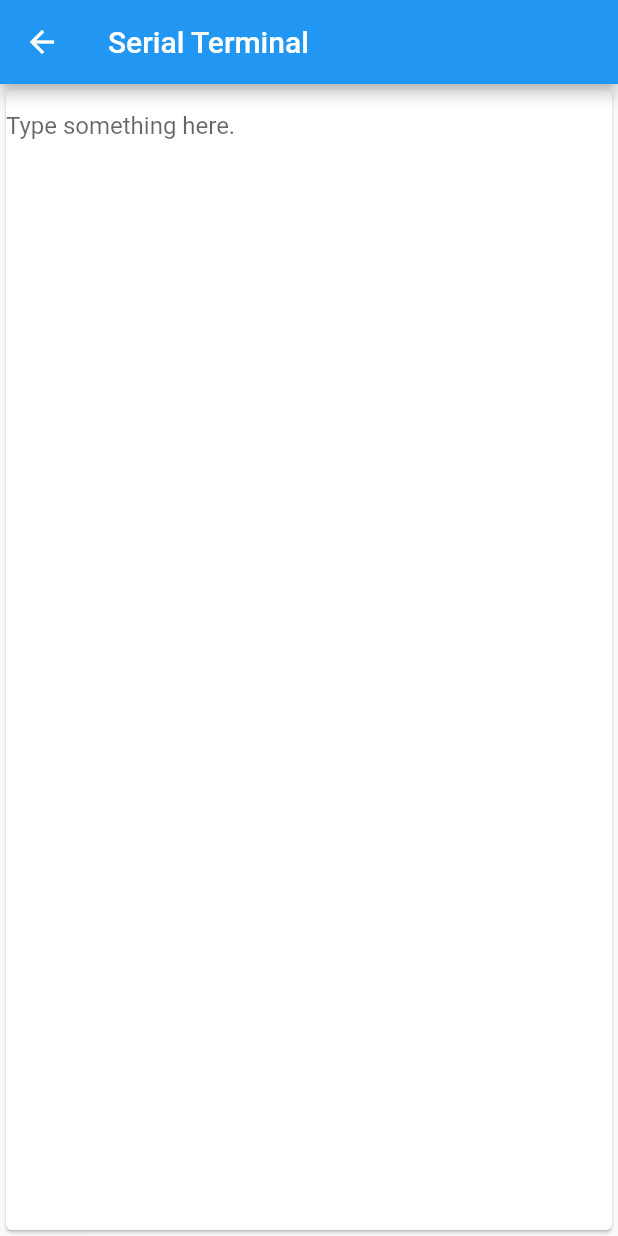
After one commit to smit-happens/lit_bit_app, a Flutter app: the SerialTerminalView screen opened directly, on a phone screen of 412 x 824 dp. The commit adds this screen. Run offline on Flutter 3.47's test engine with Material 2 defaults, Android fonts, the phone set to English and light mode, and no system bars.

Commit message:
#4 add page for serial terminal, add button to navigate to new page

```diff
--- a/lib/view/landing_view.dart
+++ b/lib/view/landing_view.dart
@@ -1,4 +1,5 @@
 import 'package:flutter/material.dart';
+import 'serial_terminal_view.dart'; //FIXME: fix this
 
 class LandingView extends StatelessWidget {
   @override
@@ -72,6 +73,10 @@ class LandingView extends StatelessWidget {
                   splashColor: Colors.deepOrange,
                   onPressed: () {
                     print("You pressed the serial terminal button."); //TODO: navigate to new page
+                    Navigator.push(
+                      context,
+                      MaterialPageRoute(builder: (context) => SerialTerminalView()),
+            );
                   })
             ], // Children
           ),
--- /dev/null
+++ b/lib/view/serial_terminal_view.dart
@@ -0,0 +1,59 @@
+import 'package:flutter/material.dart';
+
+class SerialTerminalView extends StatefulWidget {
+  // const SerialTerminalView({
+  //   Key key
+  // }) : super(key: key);
+
+  @override
+  _SerialTerminalViewState createState() => new _SerialTerminalViewState();
+}
+
+class _SerialTerminalViewState extends State<SerialTerminalView> {
+  // Create a text controller. We will use it to retrieve the current value
+  // of the TextField!
+  final textController = TextEditingController();
+
+  @override
+  void initState() {
+    // TODO: implement initState
+    super.initState();
+  }
+
+  @override
+  void dispose() {
+    // Clean up the controller when the Widget is removed from the Widget tree
+    textController.dispose();
+    super.dispose();
+  }
+
+  @override
+  Widget build(BuildContext context) {
+    return new Scaffold(
+      appBar: new AppBar(
+        title: new Text("Serial Terminal"),
+      ),
+      body: new SizedBox(
+        // height: 500.0,
+
+        child: new Card(
+          child: new Column(
+            children: [
+              TextField(
+                controller: textController,
+                keyboardType: TextInputType.multiline,
+                maxLines: null,
+                decoration: InputDecoration(
+                  // fillColor: Colors.black,
+                  // filled: true,
+                  border: InputBorder.none,
+                  hintText: "Type something here.",
+                ),
+              )
+            ], // Children
+          ),
+        ),
+      ),
+    );
+  }
+}
```
